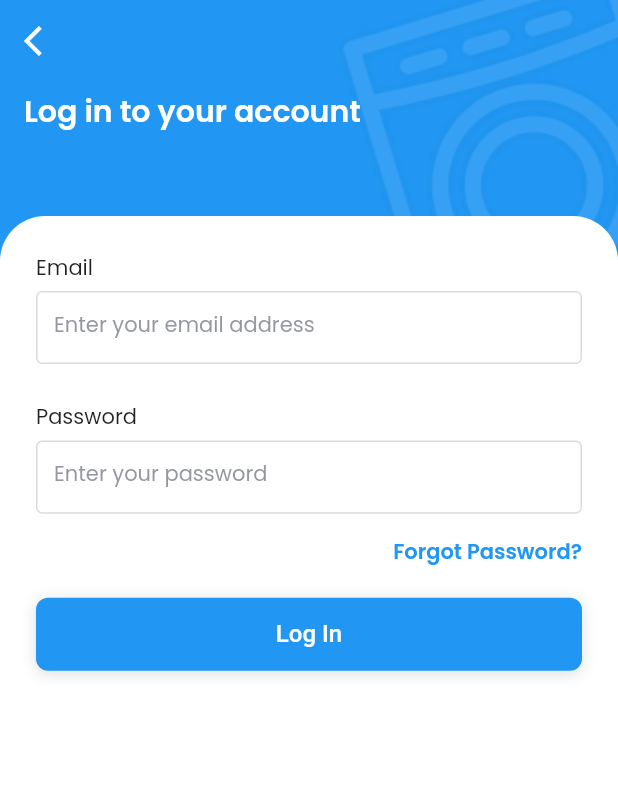
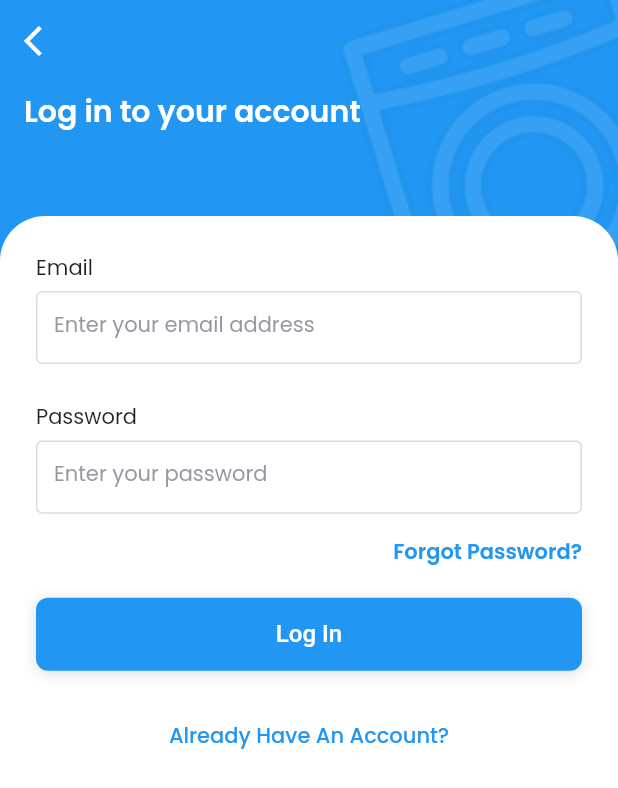
Before and after one commit to mwanawabangona/LaundryApp-main, a Flutter app: the screen it shows after launch, after a tap on "Log In", on a phone screen of 412 x 824 dp. Shown: the top 788 px of the screen. Run offline on Flutter 3.47's test engine with Material 2 defaults, Android fonts, the phone set to English and light mode, and no system bars; our stand-ins replace curved_navigation_bar, flutter_screenutil, google_fonts.

Commit message:
Added a Already have account Button

```diff
--- a/lib/pages/login.dart
+++ b/lib/pages/login.dart
@@ -123,7 +123,11 @@ class Login extends StatelessWidget {
                                 onPressed: () {
                                   nextScreen(context, "/dashboard");
                                 },
-                              )
+                              ),
+                              SizedBox(
+                                height: 20.0,
+                              ),
+                              TextButton(onPressed: (){}, child: Text("Already Have An Account?")),
                             ],
                           ),
                         ),
```
